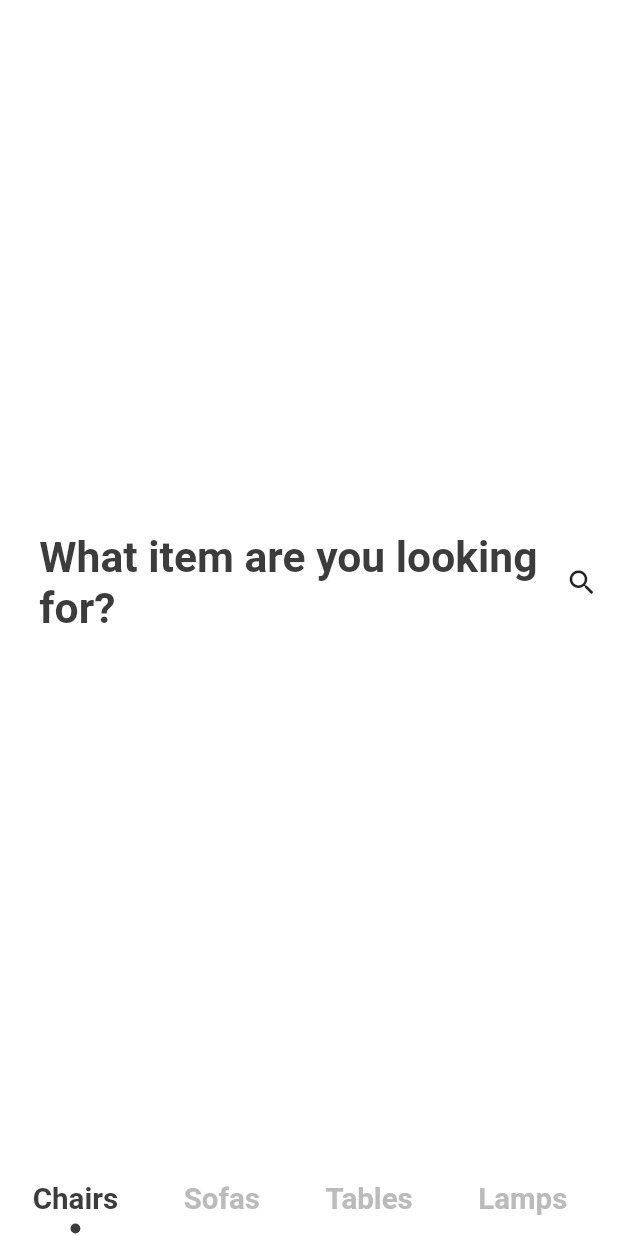
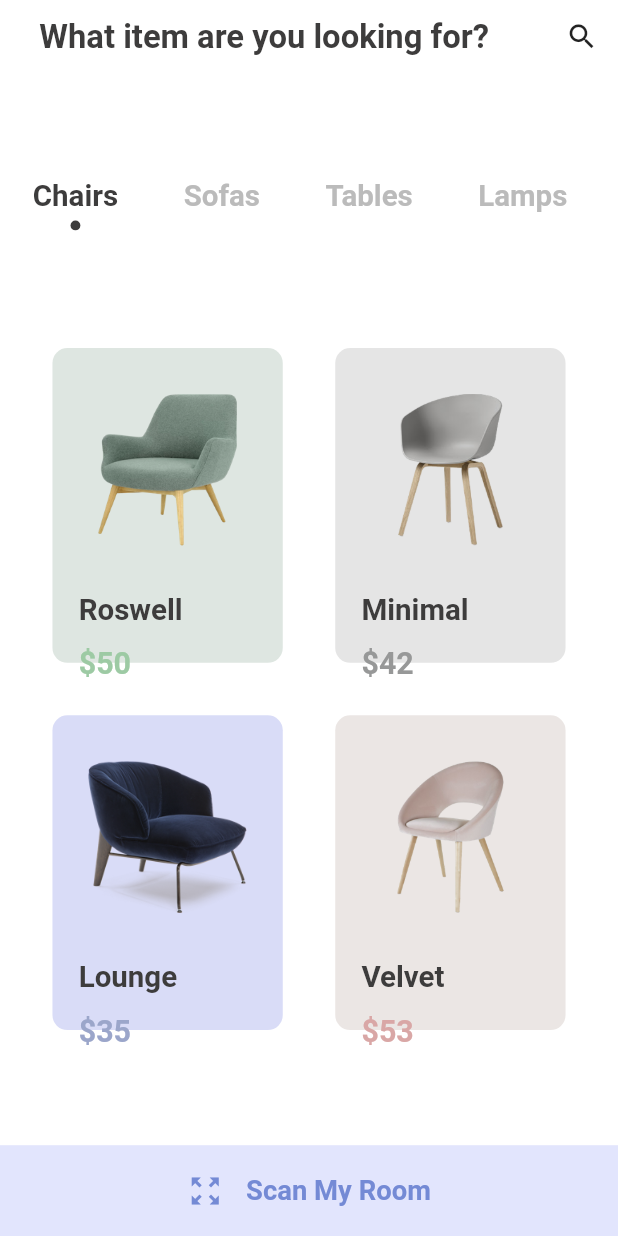
Before and after one commit to Bleach6785/flutter_furniture_2, a Flutter app: the screen it shows after launch, on a phone screen of 412 x 824 dp. Run offline on Flutter 3.47's test engine with Material 2 defaults, Android fonts, the phone set to English and light mode, and no system bars; our stand-ins replace flutter_screenutil; Roboto replaces fonts that are missing (Metropplis).

Commit message:
設計首頁家具資料畫面

```diff
--- a/lib/home_page.dart
+++ b/lib/home_page.dart
@@ -1,5 +1,6 @@
 import 'package:flutter/material.dart';
 import 'package:flutter_furniture_2/custom_indicator.dart';
+import 'package:flutter_furniture_2/item_model.dart';
 import 'package:flutter_screenutil/flutter_screenutil.dart';
 
 class HomePage extends StatefulWidget {
@@ -10,10 +11,41 @@ class HomePage extends StatefulWidget {
 class _HomePageState extends State<HomePage>
     with SingleTickerProviderStateMixin {
   TabController tabController;
+  List<Item> items;
 
   @override
   void initState() {
     tabController = TabController(length: 5, vsync: this);
+    items = [
+      Item(
+        color: Color(0xFFDEE6E1),
+        priceColor: Color(0xFF9DCAA4),
+        name: "Roswell",
+        price: "50",
+        imagePath: "assets/chair1.png",
+      ),
+      Item(
+        color: Color(0xFFE5E5E5),
+        priceColor: Color(0xFF979898),
+        name: "Minimal",
+        price: "42",
+        imagePath: "assets/chair2.png",
+      ),
+      Item(
+        color: Color(0xFFD9DCF7),
+        priceColor: Color(0xFF9BA6CA),
+        name: "Lounge",
+        price: "35",
+        imagePath: "assets/chair3.png",
+      ),
+      Item(
+        color: Color(0xFFEBE6E4),
+        priceColor: Color(0xFFD9A7A6),
+        name: "Velvet",
+        price: "53",
+        imagePath: "assets/chair4.png",
+      ),
+    ];
     super.initState();
   }
 
@@ -25,14 +57,18 @@ class _HomePageState extends State<HomePage>
 
   @override
   Widget build(BuildContext context) {
-    return Scaffold(
+    return SafeArea(
+      child: Scaffold(
         body: Column(
           mainAxisAlignment: MainAxisAlignment.spaceBetween,
           children: [
-          Container(),
+            // Container(
+            //   height: ScreenUtil().setWidth(24.0),
+            // ),
             Padding(
               padding: EdgeInsets.only(
                 left: ScreenUtil().setWidth(24.0),
+                // bottom: ScreenUtil().setHeight(24.0),
               ),
               child: Row(
                 children: [
@@ -40,7 +76,7 @@ class _HomePageState extends State<HomePage>
                     child: Text(
                       "What item are you looking for?",
                       style: TextStyle(
-                      fontSize: ScreenUtil().setSp(26.0),
+                        fontSize: ScreenUtil().setSp(20.0),
                         fontWeight: FontWeight.bold,
                         color: Color(0xFF3D3C3C),
                         height: 1.2,
@@ -88,14 +124,110 @@ class _HomePageState extends State<HomePage>
                 ),
               ],
             ),
-          // Expanded(
-          //   child: GridView.builder(
-          //     gridDelegate:
-          //         SliverGridDelegateWithFixedCrossAxisCount(crossAxisCount: 2),
-          //     itemBuilder: null,
-          //   ),
-          // ),
+            Padding(
+              padding: EdgeInsets.symmetric(
+                horizontal: ScreenUtil().setWidth(16.0),
+              ),
+              child: GridView.builder(
+                shrinkWrap: true,
+                itemCount: items.length,
+                gridDelegate: SliverGridDelegateWithFixedCrossAxisCount(
+                  crossAxisCount: 2,
+                  childAspectRatio: .77,
+                ),
+                itemBuilder: (context, index) {
+                  return Container(
+                    margin: EdgeInsets.symmetric(
+                      horizontal: ScreenUtil().setWidth(16.0),
+                      vertical: ScreenUtil().setWidth(16.0),
+                    ),
+                    // width: ScreenUtil().setWidth(144.0),
+                    // height: ScreenUtil().setHeight(250.0),
+                    decoration: BoxDecoration(
+                      color: items[index].color,
+                      borderRadius: BorderRadius.circular(10.0),
+                    ),
+                    child: Column(
+                      crossAxisAlignment: CrossAxisAlignment.start,
+                      children: [
+                        SizedBox(
+                          height: ScreenUtil().setHeight(30.0),
+                        ),
+                        Image.asset(
+                          items[index].imagePath,
+                          width: double.infinity,
+                          height: ScreenUtil().setHeight(100.0),
+                        ),
+                        SizedBox(
+                          height: ScreenUtil().setHeight(30.0),
+                        ),
+                        Padding(
+                          padding: EdgeInsets.symmetric(
+                            horizontal: ScreenUtil().setWidth(16.0),
+                          ),
+                          child: Text(
+                            items[index].name,
+                            style: TextStyle(
+                              fontSize: ScreenUtil().setSp(18.0),
+                              fontWeight: FontWeight.bold,
+                              color: Color(0xFF3D3C3C),
+                              height: 1.2,
+                            ),
+                          ),
+                        ),
+                        SizedBox(
+                          height: ScreenUtil().setHeight(12.0),
+                        ),
+                        Padding(
+                          padding: EdgeInsets.symmetric(
+                            horizontal: ScreenUtil().setWidth(16.0),
+                          ),
+                          child: Text(
+                            "\$${items[index].price}",
+                            style: TextStyle(
+                              fontSize: ScreenUtil().setHeight(20.0),
+                              fontWeight: FontWeight.w700,
+                              color: items[index].priceColor,
+                            ),
+                          ),
+                        ),
                       ],
+                    ),
+                  );
+                },
+              ),
+            ),
+            Container(
+              padding: EdgeInsets.only(
+                bottom: ScreenUtil().setHeight(18.0),
+                top: ScreenUtil().setHeight(18.0),
+              ),
+              decoration: BoxDecoration(
+                color: Color(0xFFE2E5FD),
+              ),
+              child: Row(
+                mainAxisAlignment: MainAxisAlignment.center,
+                children: [
+                  Icon(
+                    Icons.zoom_out_map,
+                    color: Color(0xFF748AD5),
+                  ),
+                  SizedBox(
+                    width: ScreenUtil().setWidth(14),
+                  ),
+                  Text(
+                    "Scan My Room",
+                    style: TextStyle(
+                      color: Color(0xFF748AD5),
+                      fontSize: ScreenUtil().setHeight(18.0),
+                      fontWeight: FontWeight.w600,
+                    ),
+                  ),
+                ],
+              ),
+            ),
+          ],
+        ),
       ),
     );
   }
--- a/lib/item_model.dart
+++ b/lib/item_model.dart
@@ -1,8 +1,11 @@
+import 'package:flutter/material.dart';
+
 class Item {
   final String imagePath;
-  final String color;
+  final Color color;
+  final Color priceColor;
   final String name;
   final String price;
 
-  Item({this.imagePath, this.color, this.name, this.price});
+  Item({this.imagePath, this.color, this.priceColor, this.name, this.price});
 }
--- a/lib/main.dart
+++ b/lib/main.dart
@@ -11,6 +11,7 @@ class MyApp extends StatelessWidget {
   @override
   Widget build(BuildContext context) {
     return MaterialApp(
+      debugShowCheckedModeBanner: false,
       title: 'Flutter Demo',
       theme: ThemeData(
         scaffoldBackgroundColor: Colors.white,
```
Lines whose indentation alone changed are shown as unchanged.
